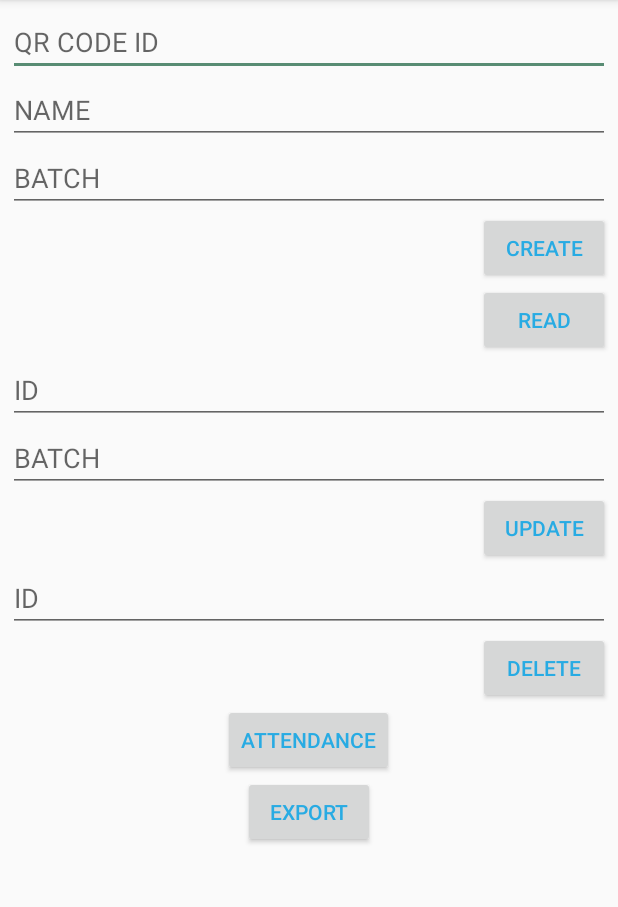
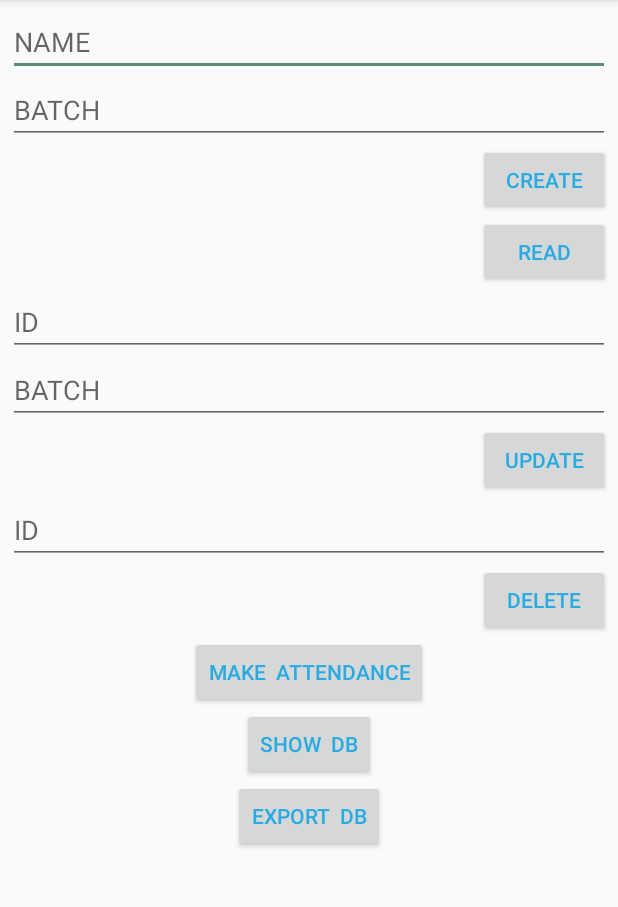
Before and after one commit to ujjwalmaity/SQLiteDataStorage, an Android app: the screen it shows after launch (MainActivity), after a tap on "CREATE", on a phone screen of 412 x 824 dp, the part 84-991 px from its top. Run offline under Robolectric (Android 15) with nearby library versions, the phone set to English and light mode, and no system bars.

Commit message:
Clean code structure

```diff
--- a/app/src/main/java/dev/ujjwal/sqlitedatastorage/MainActivity.java
+++ b/app/src/main/java/dev/ujjwal/sqlitedatastorage/MainActivity.java
@@ -12,7 +12,6 @@ import android.widget.Toast;
 import android.widget.EditText;
 import android.database.Cursor;
 import android.content.ContentValues;
-import android.database.sqlite.SQLiteDatabase;
 
 import java.io.File;
 import java.io.FileInputStream;
@@ -25,9 +24,7 @@ import dev.ujjwal.sqlitedatastorage.data.StudentContract.StudentEntry;
 
 public class MainActivity extends AppCompatActivity {
 
-    StudentDbHelper studentDbHelper;
-
-    EditText qr, name, batch;
+    EditText name, batch;
     EditText id, batch2;
     EditText id2;
 
@@ -36,9 +33,6 @@ public class MainActivity extends AppCompatActivity {
         super.onCreate(savedInstanceState);
         setContentView(R.layout.activity_main);
 
-        studentDbHelper = new StudentDbHelper(getApplicationContext());
-
-        qr = findViewById(R.id.qr);
         name = findViewById(R.id.name);
         batch = findViewById(R.id.batch);
         id = findViewById(R.id.id);
@@ -50,40 +44,21 @@ public class MainActivity extends AppCompatActivity {
         findViewById(R.id.create).setOnClickListener(new View.OnClickListener() {
             @Override
             public void onClick(View v) {
-                if (qr.getText().toString().trim().equals("") || name.getText().toString().trim().equals("") || batch.getText().toString().trim().equals("")) {
-                    Toast.makeText(getApplicationContext(), "Enter Data", Toast.LENGTH_SHORT).show();
-                    return;
-                }
-
-//                StudentDbHelper studentDbHelper = new StudentDbHelper(getApplicationContext());
-
-//                SQLiteDatabase db = studentDbHelper.getWritableDatabase();
-
                 ContentValues contentValues = new ContentValues();
-                contentValues.put(StudentEntry.COLUMN_QR_CODE_ID, qr.getText().toString().trim());
                 contentValues.put(StudentEntry.COLUMN_NAME, name.getText().toString().trim());
-                contentValues.put(StudentEntry.COLUMN_BATCH, batch.getText().toString().trim());
-
-//                long result = db.insert(StudentEntry.TABLE_NAME, null, contentValues);
-//
-//                if (result == -1) {
-//                    Toast.makeText(getApplicationContext(), "Data not Insert", Toast.LENGTH_LONG).show();
-//                } else {
-//                    Toast.makeText(getApplicationContext(), "Data Inserted", Toast.LENGTH_LONG).show();
-//                    qr.setText("");
-//                    name.setText("");
-//                    batch.setText("");
-//                }
-
+                contentValues.put(StudentEntry.COLUMN_BATCH, batch.getText().toString().toLowerCase().trim());
+                try {
                     Uri newUri = getContentResolver().insert(StudentEntry.CONTENT_URI, contentValues);
 
                     if (newUri == null) {
                         Toast.makeText(getApplicationContext(), getString(R.string.editor_insert_student_failed), Toast.LENGTH_SHORT).show();
                     } else {
                         Toast.makeText(getApplicationContext(), getString(R.string.editor_insert_student_successful), Toast.LENGTH_SHORT).show();
-                    qr.setText("");
                         name.setText("");
                         batch.setText("");
+                    }
+                } catch (IllegalArgumentException e) {
+                    Toast.makeText(getApplicationContext(), e.getMessage(), Toast.LENGTH_SHORT).show();
                 }
             }
         });
@@ -92,20 +67,9 @@ public class MainActivity extends AppCompatActivity {
         findViewById(R.id.read).setOnClickListener(new View.OnClickListener() {
             @Override
             public void onClick(View v) {
-/*
-//                StudentDbHelper studentDbHelper = new StudentDbHelper(getApplicationContext());
-
-//                SQLiteDatabase db = studentDbHelper.getReadableDatabase();
-
                 String[] projection = {StudentEntry._ID,
-                        StudentEntry.COLUMN_QR_CODE_ID,
                         StudentEntry.COLUMN_NAME,
                         StudentEntry.COLUMN_BATCH};
-//                Cursor cursor = db.query(StudentEntry.TABLE_NAME, projection,
-//                        null, null,
-//                        null, null, null);
-
-//                Cursor cursor = db.rawQuery("SELECT * FROM " + StudentEntry.TABLE_NAME, null);
 
                 Cursor cursor = getContentResolver().query(StudentEntry.CONTENT_URI, projection, null, null, null);
 
@@ -114,19 +78,19 @@ public class MainActivity extends AppCompatActivity {
                     return;
                 }
 
+                int idColumnIndex = cursor.getColumnIndex(StudentEntry._ID);
+                int nameColumnIndex = cursor.getColumnIndex(StudentEntry.COLUMN_NAME);
+                int batchColumnIndex = cursor.getColumnIndex(StudentEntry.COLUMN_BATCH);
+
                 StringBuffer buffer = new StringBuffer();
                 while (cursor.moveToNext()) {
-                    buffer.append("ID: " + cursor.getInt(0) + "\n");
-                    buffer.append("QR_CODE_ID: " + cursor.getString(1) + "\n");
-                    buffer.append("NAME: " + cursor.getString(2) + "\n");
-                    buffer.append("BATCH: " + cursor.getString(3) + "\n\n");
+                    buffer.append("ID: " + cursor.getInt(idColumnIndex) + "\n");
+                    buffer.append("NAME: " + cursor.getString(nameColumnIndex) + "\n");
+                    buffer.append("BATCH: " + cursor.getString(batchColumnIndex) + "\n\n");
                 }
                 showMessage("Data", buffer.toString());
 
                 cursor.close();
- */
-                Intent intent = new Intent(MainActivity.this, ShowActivity.class);
-                startActivity(intent);
             }
         });
 
@@ -134,16 +98,9 @@ public class MainActivity extends AppCompatActivity {
         findViewById(R.id.update).setOnClickListener(new View.OnClickListener() {
             @Override
             public void onClick(View v) {
-                if (id.getText().toString().trim().equals("") || batch2.getText().toString().trim().equals("")) {
-                    Toast.makeText(getApplicationContext(), "Enter Data", Toast.LENGTH_SHORT).show();
-                    return;
-                }
-
-//                StudentDbHelper studentDbHelper = new StudentDbHelper(getApplicationContext());
-//                SQLiteDatabase db = studentDbHelper.getWritableDatabase();
                 ContentValues contentValues = new ContentValues();
-                contentValues.put(StudentEntry.COLUMN_BATCH, batch2.getText().toString().trim());
-//                int result = db.update(StudentEntry.TABLE_NAME, contentValues, "_ID = ?", new String[]{id.getText().toString().trim()});
+                contentValues.put(StudentEntry.COLUMN_BATCH, batch2.getText().toString().toLowerCase().trim());
+                try {
                     int result = getContentResolver().update(StudentEntry.CONTENT_URI, contentValues, "_ID = ?", new String[]{id.getText().toString().trim()});
 
                     if (result > 0) {
@@ -153,6 +110,9 @@ public class MainActivity extends AppCompatActivity {
                     } else {
                         Toast.makeText(getApplicationContext(), "Data not Update", Toast.LENGTH_LONG).show();
                     }
+                } catch (IllegalArgumentException e) {
+                    Toast.makeText(getApplicationContext(), e.getMessage(), Toast.LENGTH_SHORT).show();
+                }
             }
         });
 
@@ -160,21 +120,13 @@ public class MainActivity extends AppCompatActivity {
         findViewById(R.id.delete).setOnClickListener(new View.OnClickListener() {
             @Override
             public void onClick(View v) {
-                if (id2.getText().toString().trim().equals("")) {
-                    Toast.makeText(getApplicationContext(), "Enter Data", Toast.LENGTH_SHORT).show();
-                    return;
-                }
-
-//                StudentDbHelper studentDbHelper = new StudentDbHelper(getApplicationContext());
-//                SQLiteDatabase db = studentDbHelper.getWritableDatabase();
-//                int result = db.delete(StudentEntry.TABLE_NAME, "_ID = ?", new String[]{id2.getText().toString()});
-                int result = getContentResolver().delete(StudentEntry.CONTENT_URI, "_ID = ?", new String[]{id2.getText().toString()});
+                int result = getContentResolver().delete(StudentEntry.CONTENT_URI, "_ID = ?", new String[]{id2.getText().toString().trim()});
 
                 if (result > 0) {
-                    Toast.makeText(MainActivity.this, "Data Deleted", Toast.LENGTH_LONG).show();
+                    Toast.makeText(getApplicationContext(), "Data Deleted", Toast.LENGTH_LONG).show();
                     id2.setText("");
                 } else {
-                    Toast.makeText(MainActivity.this, "Data not Delete", Toast.LENGTH_LONG).show();
+                    Toast.makeText(getApplicationContext(), "Data not Delete", Toast.LENGTH_LONG).show();
                 }
             }
         });
@@ -184,6 +136,15 @@ public class MainActivity extends AppCompatActivity {
             @Override
             public void onClick(View v) {
                 Intent intent = new Intent(MainActivity.this, AttendanceActivity.class);
+                startActivity(intent);
+            }
+        });
+
+        //SHOW DB
+        findViewById(R.id.show).setOnClickListener(new View.OnClickListener() {
+            @Override
+            public void onClick(View v) {
+                Intent intent = new Intent(MainActivity.this, ShowActivity.class);
                 startActivity(intent);
             }
         });
--- a/app/src/main/java/dev/ujjwal/sqlitedatastorage/ShowActivity.java
+++ b/app/src/main/java/dev/ujjwal/sqlitedatastorage/ShowActivity.java
@@ -16,7 +16,6 @@ public class ShowActivity extends AppCompatActivity {
         setContentView(R.layout.activity_show);
 
         String[] projection = {StudentEntry._ID,
-                StudentEntry.COLUMN_QR_CODE_ID,
                 StudentEntry.COLUMN_NAME,
                 StudentEntry.COLUMN_BATCH};
         Cursor cursor = getContentResolver().query(
--- a/app/src/main/java/dev/ujjwal/sqlitedatastorage/data/StudentContract.java
+++ b/app/src/main/java/dev/ujjwal/sqlitedatastorage/data/StudentContract.java
@@ -3,6 +3,9 @@ package dev.ujjwal.sqlitedatastorage.data;
 import android.net.Uri;
 import android.provider.BaseColumns;
 import android.content.ContentResolver;
+
+import java.util.Date;
+import java.text.SimpleDateFormat;
 
 public final class StudentContract {
 
@@ -19,9 +22,9 @@ public final class StudentContract {
 
         public final static String _ID = BaseColumns._ID;
 
-        public final static String COLUMN_QR_CODE_ID = "qr";
         public final static String COLUMN_NAME = "name";
         public final static String COLUMN_BATCH = "batch";
+        public final static String COLUMN_TIMESTAMP = new SimpleDateFormat("_dd_MM_yyyy").format(new Date());
 
         public static final Uri CONTENT_URI = Uri.withAppendedPath(BASE_CONTENT_URI, PATH_STUDENTS);
 
--- a/app/src/main/java/dev/ujjwal/sqlitedatastorage/data/StudentDbHelper.java
+++ b/app/src/main/java/dev/ujjwal/sqlitedatastorage/data/StudentDbHelper.java
@@ -13,7 +13,6 @@ public class StudentDbHelper extends SQLiteOpenHelper {
 
     private static final String SQL_CREATE_ENTRIES = "CREATE TABLE " + StudentEntry.TABLE_NAME + " ("
             + StudentEntry._ID + " INTEGER PRIMARY KEY AUTOINCREMENT, "
-            + StudentEntry.COLUMN_QR_CODE_ID + " TEXT NOT NULL, "
             + StudentEntry.COLUMN_NAME + " TEXT NOT NULL, "
             + StudentEntry.COLUMN_BATCH + " TEXT NOT NULL);";
     private static final String SQL_DELETE_ENTRIES = "DROP TABLE IF EXISTS " + StudentEntry.TABLE_NAME;
--- a/app/src/main/java/dev/ujjwal/sqlitedatastorage/recycler/AttendanceAdapter.java
+++ b/app/src/main/java/dev/ujjwal/sqlitedatastorage/recycler/AttendanceAdapter.java
@@ -36,14 +36,14 @@ public class AttendanceAdapter extends RecyclerView.Adapter<AttendanceHolder> {
     @Override
     public void onBindViewHolder(@NonNull final AttendanceHolder holder, final int position) {
         String text = name[position];
-        holder.textView.setText(text);
+        holder.name.setText(text);
         holder.checkBox.setText(id[position] + "");
         if (attendance[position].equals(0))
             holder.checkBox.setChecked(false);
         else if (attendance[position].equals(1))
             holder.checkBox.setChecked(true);
 
-        holder.textView.setOnClickListener(new View.OnClickListener() {
+        holder.name.setOnClickListener(new View.OnClickListener() {
             @Override
             public void onClick(View view) {
                 if (holder.checkBox.isChecked()) {
--- a/app/src/main/java/dev/ujjwal/sqlitedatastorage/recycler/AttendanceHolder.java
+++ b/app/src/main/java/dev/ujjwal/sqlitedatastorage/recycler/AttendanceHolder.java
@@ -11,13 +11,13 @@ import dev.ujjwal.sqlitedatastorage.R;
 
 class AttendanceHolder extends RecyclerView.ViewHolder {
 
-    TextView textView;
+    TextView name;
     CheckBox checkBox;
 
     AttendanceHolder(@NonNull final View itemView) {
         super(itemView);
 
-        textView = itemView.findViewById(R.id.attendance_layout_tv);
-        checkBox = itemView.findViewById(R.id.attendance_layout_checkBox);
+        name = itemView.findViewById(R.id.item_attendance_name);
+        checkBox = itemView.findViewById(R.id.item_attendance_checkBox);
     }
 }
--- a/app/src/main/res/layout/activity_attendance.xml
+++ b/app/src/main/res/layout/activity_attendance.xml
@@ -6,7 +6,7 @@
     tools:context=".AttendanceActivity">
 
     <Spinner
-        android:id="@+id/spinner"
+        android:id="@+id/activity_attendance_spinner"
         android:layout_width="match_parent"
         android:layout_height="40dp"
         android:visibility="invisible" />
@@ -15,11 +15,11 @@
         android:id="@+id/view"
         android:layout_width="match_parent"
         android:layout_height="2dp"
-        android:layout_alignBottom="@+id/spinner"
+        android:layout_alignBottom="@+id/activity_attendance_spinner"
         android:background="@color/colorAccent" />
 
     <androidx.recyclerview.widget.RecyclerView
-        android:id="@+id/recycler_view"
+        android:id="@+id/activity_attendance_recyclerView"
         android:layout_width="match_parent"
         android:layout_height="match_parent"
         android:layout_below="@+id/view" />
--- a/app/src/main/res/layout/activity_main.xml
+++ b/app/src/main/res/layout/activity_main.xml
@@ -9,14 +9,6 @@
         android:layout_width="match_parent"
         android:layout_height="wrap_content"
         android:orientation="vertical">
-
-        <EditText
-            android:id="@+id/qr"
-            android:layout_width="match_parent"
-            android:layout_height="wrap_content"
-            android:hint="QR CODE ID"
-            android:inputType="text"
-            android:textColor="@color/colorEditText" />
 
         <EditText
             android:id="@+id/name"
@@ -104,15 +96,24 @@
         android:layout_height="wrap_content"
         android:layout_below="@id/delete"
         android:layout_centerHorizontal="true"
-        android:text="ATTENDANCE"
+        android:text="MAKE  ATTENDANCE"
+        android:textColor="@color/colorButton" />
+
+    <Button
+        android:id="@+id/show"
+        android:layout_width="wrap_content"
+        android:layout_height="wrap_content"
+        android:layout_below="@id/attendance"
+        android:layout_centerHorizontal="true"
+        android:text="SHOW  DB"
         android:textColor="@color/colorButton" />
 
     <Button
         android:id="@+id/export"
         android:layout_width="wrap_content"
         android:layout_height="wrap_content"
-        android:layout_below="@id/attendance"
+        android:layout_below="@id/show"
         android:layout_centerHorizontal="true"
-        android:text="EXPORT"
+        android:text="EXPORT  DB"
         android:textColor="@color/colorButton" />
 </RelativeLayout>
--- a/app/src/main/res/layout/item_show.xml
+++ b/app/src/main/res/layout/item_show.xml
@@ -6,7 +6,7 @@
     android:padding="5dp">
 
     <TextView
-        android:id="@+id/name_item_show"
+        android:id="@+id/item_show_name"
         android:layout_width="wrap_content"
         android:layout_height="wrap_content"
         android:fontFamily="sans-serif-medium"
@@ -14,7 +14,7 @@
         android:textColor="#2B3D4D" />
 
     <TextView
-        android:id="@+id/batch_item_show"
+        android:id="@+id/item_show_batch"
         android:layout_width="wrap_content"
         android:layout_height="wrap_content"
         android:fontFamily="sans-serif"
--- a/app/src/main/res/values/strings.xml
+++ b/app/src/main/res/values/strings.xml
@@ -2,5 +2,5 @@
     <string name="app_name">SQLite Data Storage</string>
 
     <string name="editor_insert_student_failed">Data not Insert</string>
-    <string name="editor_insert_student_successful">Data Insert</string>
+    <string name="editor_insert_student_successful">Data Inserted</string>
 </resources>
```
Also changed, not shown: app/src/main/java/dev/ujjwal/sqlitedatastorage/AttendanceActivity.java (+7 -13 lines), app/src/main/java/dev/ujjwal/sqlitedatastorage/StudentCursorAdapter.java (+7 -11 lines), app/src/main/java/dev/ujjwal/sqlitedatastorage/data/StudentProvider.java (+2 -7 lines), app/src/main/res/layout/item_attendance.xml (+4 -4 lines). Lines whose indentation alone changed are shown as unchanged.
